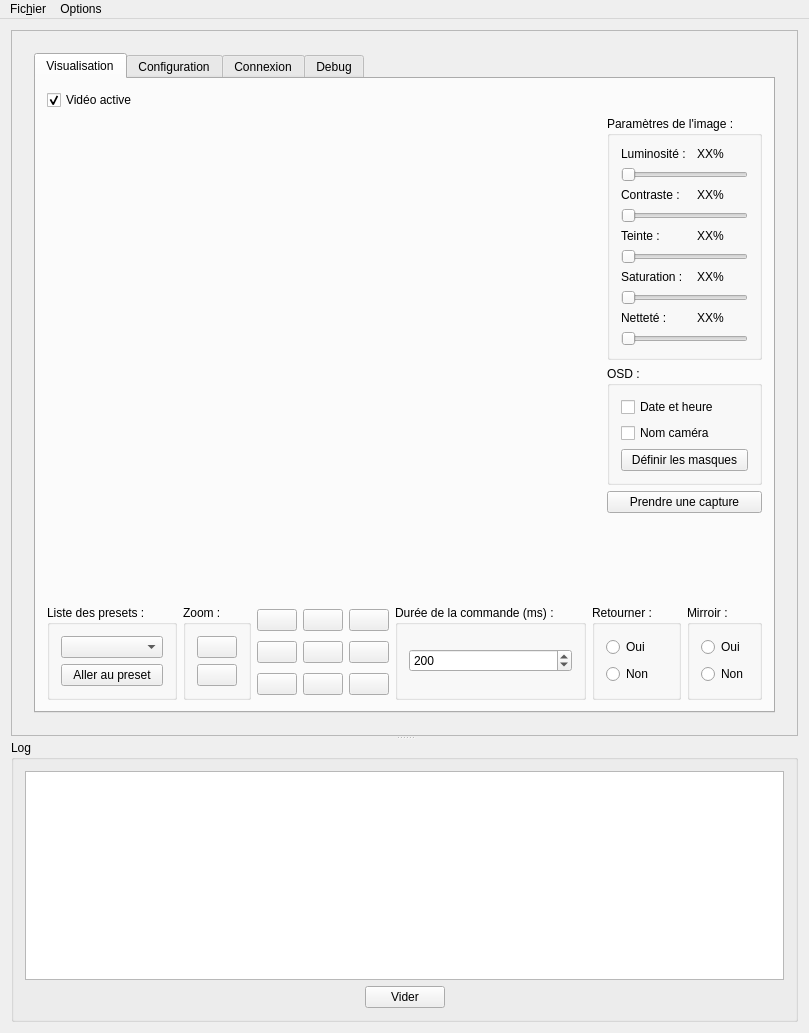
Above: mainwindow.ui from Slea18/FoscamCGIInterface before the change. Below: the same form after it.
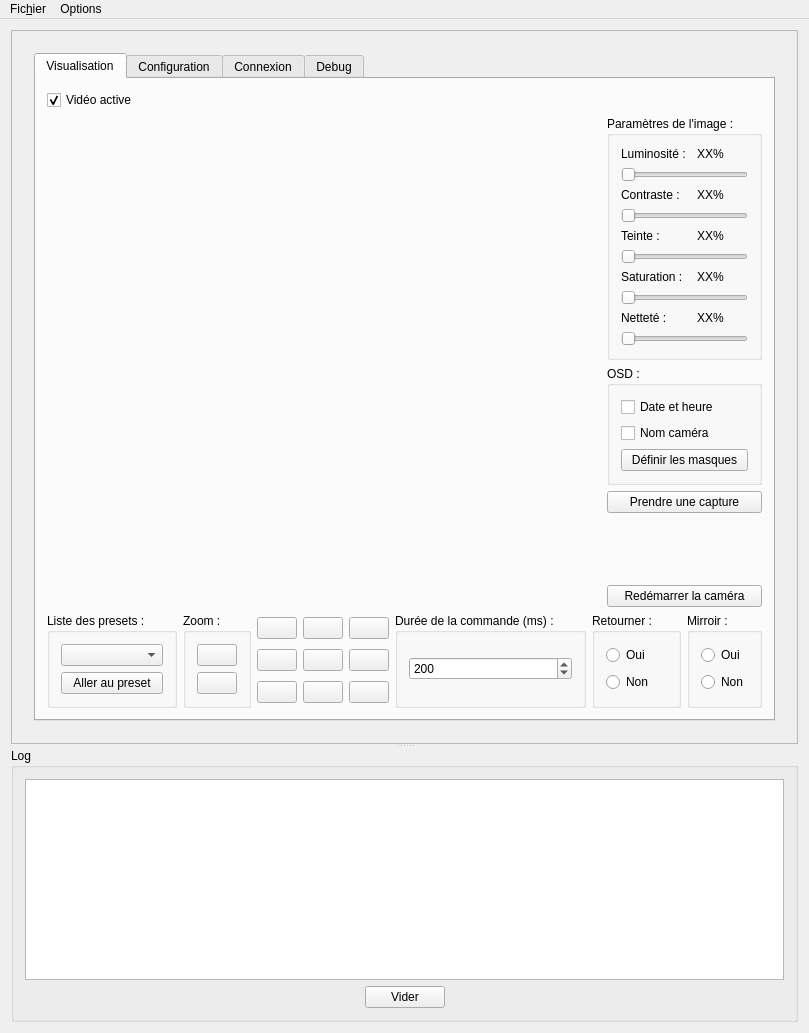
That is the form after the change. Icons and pictures are not drawn. Custom widgets are drawn as their Qt base class.

Commit message: Ajout de la fonction reboot caméra

Diff of the .ui file:
```diff
--- a/mainwindow.ui
+++ b/mainwindow.ui
@@ -347,6 +347,13 @@
                       </property>
                      </spacer>
                     </item>
+                    <item>
+                     <widget class="QPushButton" name="pushButtonVisualisationRebootCamera">
+                      <property name="text">
+                       <string>Redémarrer la caméra</string>
+                      </property>
+                     </widget>
+                    </item>
                    </layout>
                   </item>
                  </layout>
```
The commit also changes 2 other files.
